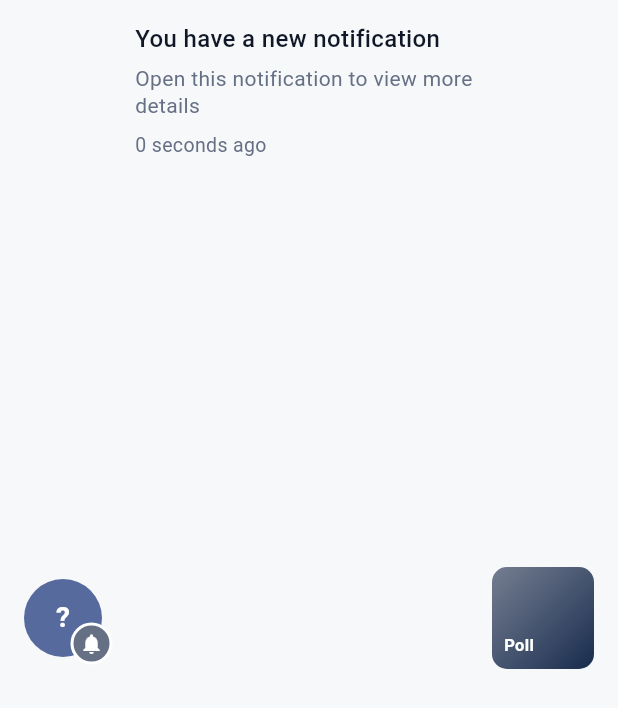
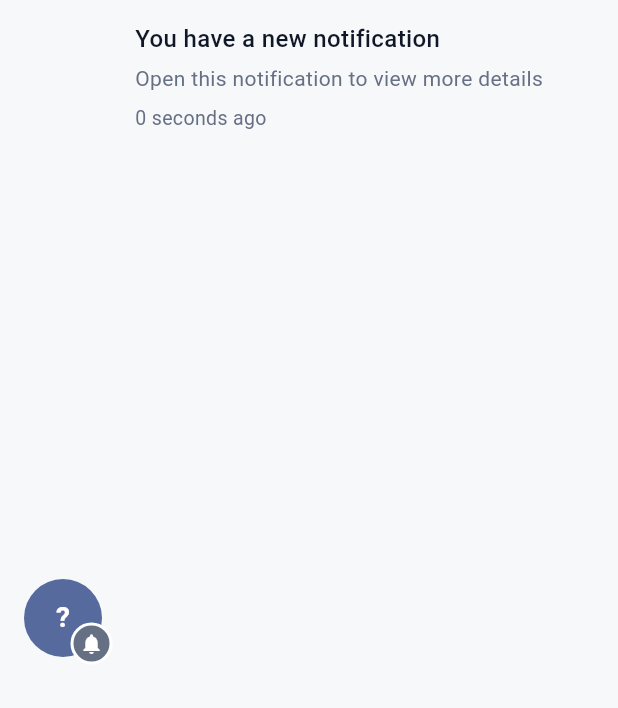
Before and after one commit to yask066/yaskapp, a Flutter app: the _NotificationTile widget shown alone on an empty page, opened directly with empty values, on a phone screen of 412 x 824 dp. Shown: the top 708 px of the screen. Run offline on Flutter 3.47's test engine with Material 3 defaults, Android fonts, the phone set to English and light mode, and no system bars; our stand-ins replace cached_network_image, firebase_core, firebase_messaging, flutter_secure_storage, image_picker; accounts and stored records are empty; network calls fail.

Commit message:
Update notifications screen

```diff
--- a/apps/mobile/lib/src/features/notifications/notifications_screen.dart
+++ b/apps/mobile/lib/src/features/notifications/notifications_screen.dart
@@ -438,7 +438,6 @@ class _NotificationTile extends StatelessWidget {
               ),
             ),
             const SizedBox(width: 10),
-            _PollPreview(item: item),
             if (item.isUnread) ...[
               const SizedBox(width: 9),
               const Icon(Icons.circle, size: 10, color: Color(0xFF2F6FED)),
@@ -474,32 +473,6 @@ class _NotificationsHeader extends StatelessWidget {
               itemBuilder: (_) => const [PopupMenuItem(value: 'read', child: Text('Mark all as read'))],
             ),
           ],
-        ),
-      );
-}
-
-class _PollPreview extends StatelessWidget {
-  const _PollPreview({required this.item});
-  final NotificationSummary item;
-  @override
-  Widget build(BuildContext context) => Container(
-        key: ValueKey('notification-preview-${item.id}'),
-        width: 68,
-        height: 68,
-        decoration: BoxDecoration(
-          borderRadius: BorderRadius.circular(10),
-          gradient: LinearGradient(
-            colors: [_notificationAccent(item.type).withValues(alpha: .9), const Color(0xFF172B4D)],
-            begin: Alignment.topLeft,
-            end: Alignment.bottomRight,
-          ),
-        ),
-        padding: const EdgeInsets.all(8),
-        alignment: Alignment.bottomLeft,
-        child: Text(
-          item.pollId == null ? 'Profile' : item.type == 'like' ? 'Your poll' : 'Poll',
-          maxLines: 2,
-          style: const TextStyle(color: Colors.white, fontSize: 11, fontWeight: FontWeight.w700),
         ),
       );
 }
```
Also changed, not shown: 1 other file.
